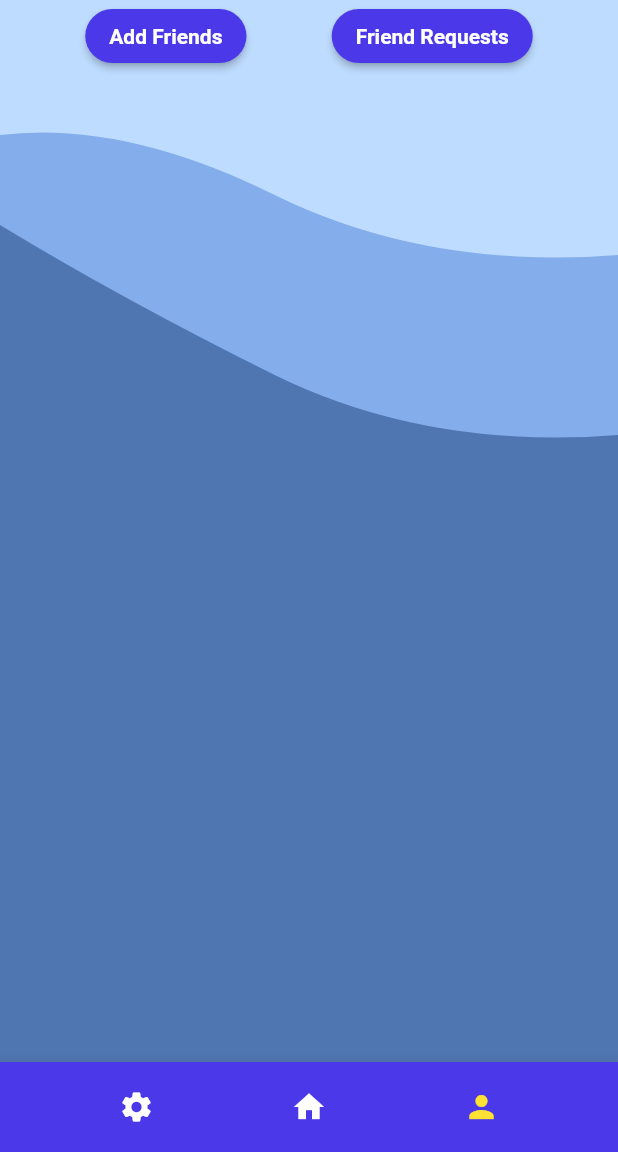
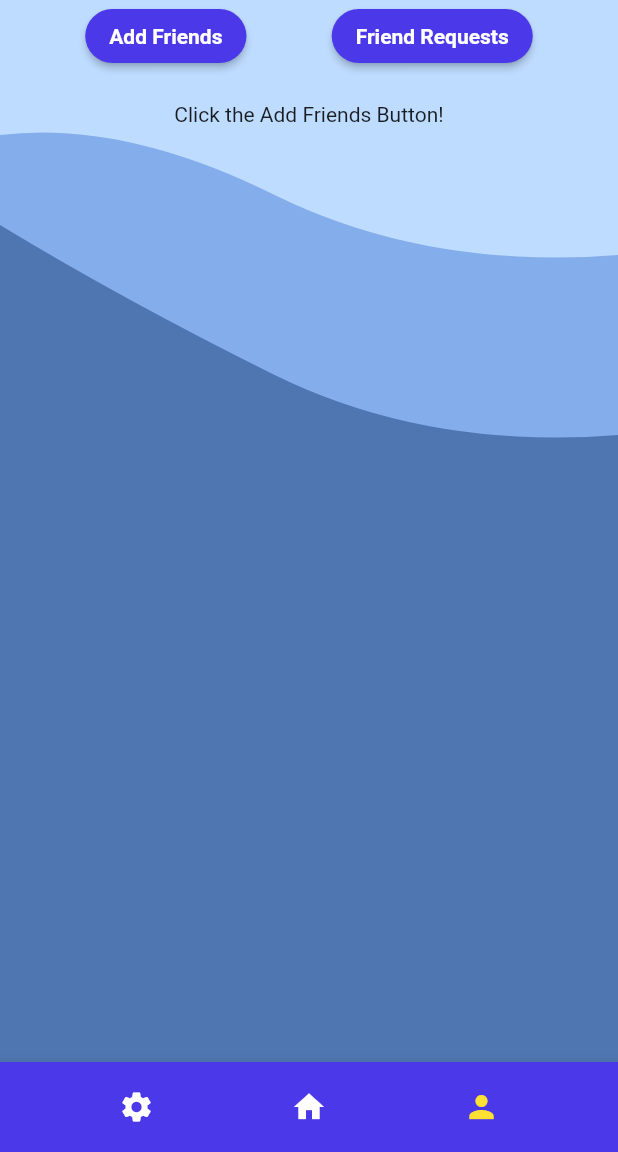
Before and after one commit to acandelmo3/uTime, a Flutter app: the UIFriendsList screen opened directly, on a phone screen of 412 x 824 dp, the part 84-1236 px from its top. Run offline on Flutter 3.47's test engine with Material 2 defaults, Android fonts, the phone set to English and light mode, and no system bars; our stand-ins replace cloud_firestore, firebase_auth, firebase_core, firebase_storage, image_picker, logger; missing offline and left inert: usage_stats, workmanager; accounts and stored records are empty; statements that could not run were skipped.

Commit message:
Back to UI Implementation
Set ui_test_copy as main
Added friends list
Need to:
implement refresh, pfp

```diff
--- a/sav3/lib/screens/ui_add_friends.dart
+++ b/sav3/lib/screens/ui_add_friends.dart
@@ -1,7 +1,7 @@
 import 'package:flutter/material.dart';
 import 'package:uTime/services/firestore.dart';
 import 'package:uTime/screens/user_profile.dart';
-import 'ui_test.dart';
+import 'ui_test_copy.dart';
 import 'ui_friends_list.dart';
 import 'ui_user_profile.dart';
 
--- a/sav3/lib/screens/ui_friends_list.dart
+++ b/sav3/lib/screens/ui_friends_list.dart
@@ -1,12 +1,12 @@
 import 'package:cloud_firestore/cloud_firestore.dart';
 import 'package:flutter/material.dart';
 import 'package:uTime/screens/user_profile.dart';
-
+import '../services/build_friends.dart';
 import '../services/firestore.dart';
 import 'add_friends.dart';
 import 'friend_requests.dart';
 import 'ui_friend_requests.dart';
-import 'ui_test.dart';
+import 'ui_test_copy.dart';
 import 'ui_add_friends.dart';
 import 'ui_user_profile.dart';
 
@@ -21,7 +21,7 @@
 
 
 
-  Future<List<Widget>> BuildList() async {
+  Future<List<Widget>> BuildList1() async {
     List<Widget> reqWidgets = <Widget>[];
     List<String> friendList = <String>[];
     List<int> widgetOrder = <int>[];
@@ -374,6 +374,20 @@
           ]),
 
     //);
+        FutureBuilder(
+          future: BuildFriends.buildList(context),
+          builder: (BuildContext context,
+              AsyncSnapshot<List<Widget>> snapshot) {
+            if (snapshot.hasData) {
+              return Padding(
+                  padding: const EdgeInsets.symmetric(
+                      horizontal: 20.0),
+                  child: Column(children: snapshot.data!));
+            } else {
+              return Container();
+            }
+          })
+          /*
         FutureBuilder<List<Widget>>(
           future: BuildList(),
           builder:
@@ -394,7 +408,7 @@
               );
               */
             }
-          }),
+          }),*/
         //])
           ]
     )]
--- a/sav3/lib/screens/ui_login_matrix.dart
+++ b/sav3/lib/screens/ui_login_matrix.dart
@@ -1,7 +1,7 @@
 import 'package:flutter/material.dart';
 import 'package:uTime/screens/register.dart';
 import 'package:uTime/screens/sign_in.dart';
-import 'ui_test.dart';
+import 'ui_test_copy.dart';
 import 'ui_register.dart';
 import 'ui_sign_in.dart';
 
--- a/sav3/lib/screens/ui_register.dart
+++ b/sav3/lib/screens/ui_register.dart
@@ -3,7 +3,7 @@
 import 'package:uTime/services/firestore.dart';
 import 'home_page.dart';
 import 'ui_login_matrix.dart';
-import 'ui_test.dart';
+import 'ui_test_copy.dart';
 
 class UIRegister extends StatefulWidget {
   const UIRegister({super.key});
--- a/sav3/lib/screens/ui_sign_in.dart
+++ b/sav3/lib/screens/ui_sign_in.dart
@@ -3,7 +3,7 @@
 import '../services/firestore.dart';
 import 'home_page.dart';
 import 'ui_login_matrix.dart';
-import 'ui_test.dart';
+import 'ui_test_copy.dart';
 
 class UISignIn extends StatefulWidget {
   const UISignIn({super.key});
--- a/sav3/lib/screens/ui_test_copy.dart
+++ b/sav3/lib/screens/ui_test_copy.dart
@@ -19,6 +19,7 @@
 
   Future<String> showTime() async {
     double result = await st.getUsage();
+    //fs.updateTime(result);
     int hrs = ((result / (1000 * 60 * 60)) % 24).toInt();
     int mins = ((result / (1000 * 60) % 60)).toInt();
     String time = 'Screentime This Week:\n$hrs hrs $mins mins';
--- a/sav3/lib/screens/ui_user_profile.dart
+++ b/sav3/lib/screens/ui_user_profile.dart
@@ -4,7 +4,7 @@
 import 'package:flutter/material.dart';
 import 'package:uTime/services/firestore.dart';
 import 'ui_friends_list.dart';
-import 'ui_test.dart';
+import 'ui_test_copy.dart';
 
 
 class UIUserProfile extends StatelessWidget {
--- a/sav3/lib/services/build_friends.dart
+++ b/sav3/lib/services/build_friends.dart
@@ -56,12 +56,30 @@
         while (i < friendList.length) {
           int time = widgetOrder.elementAt(i) ~/ (1000 * 60 * 60);
           String name = friendList.elementAt(i++);
-          reqWidgets.add(Row(
+          reqWidgets.add(
+            Padding(padding: EdgeInsets.symmetric(vertical: 5), child:
+            //Container(height: 50, child:
+            //Spacer(),
+            Container(
+              //Spacer(),
+                //alignment: Center,
+                height: 30,
+                width: 330,
+                decoration: const BoxDecoration(
+                  color: Colors.white,
+                  borderRadius: BorderRadius.all(Radius.circular(10))),
+                  child:
+            Row(
+              mainAxisAlignment: MainAxisAlignment.spaceBetween,
             children: [
+              //Spacer(),
               RichText(
                 text: TextSpan(
                     text: '$i. $name',
-                    style: const TextStyle(color: Colors.black),
+                    style: const TextStyle(color: Color.fromARGB(255, 75, 57, 233),
+                                fontWeight: FontWeight.bold,
+                                fontSize: 15,
+                                ),
                     recognizer: TapGestureRecognizer()
                       ..onTap = () {
                         Navigator.push(
@@ -71,10 +89,16 @@
                                     UserProfile(friendList.elementAt(i - 1))));
                       }),
               ),
-              const Spacer(),
-              Text('$time hrs'),
+              //const Spacer(),
+              Text('$time hrs', style: const TextStyle(
+                                fontWeight: FontWeight.bold,
+                                color: Color.fromARGB(255, 75, 57, 233),
+                                fontSize: 15,
+                                )),
+              //Container(width: 5),
+
             ],
-          ));
+          ))));
         }
       });
     });
--- a/sav3/lib/services/root.dart
+++ b/sav3/lib/services/root.dart
@@ -2,8 +2,8 @@
 import 'package:flutter/cupertino.dart';
 import 'package:provider/provider.dart';
 import 'package:uTime/screens/home_page.dart';
-import 'package:uTime/screens/login_matrix.dart';
-import 'package:uTime/screens/ui_test.dart';
+import 'package:uTime/screens/ui_login_matrix.dart';
+import 'package:uTime/screens/ui_test_copy.dart';
 
 /*
 * This class acts as a checkpoint to ensure the user is
@@ -17,7 +17,7 @@
   Widget build(BuildContext context) {
     final user = Provider.of<User?>(context);
     if (user == null) {
-      return const Matrix();
+      return const UIMatrix();
     } else {
       return UITest();
     }
```
